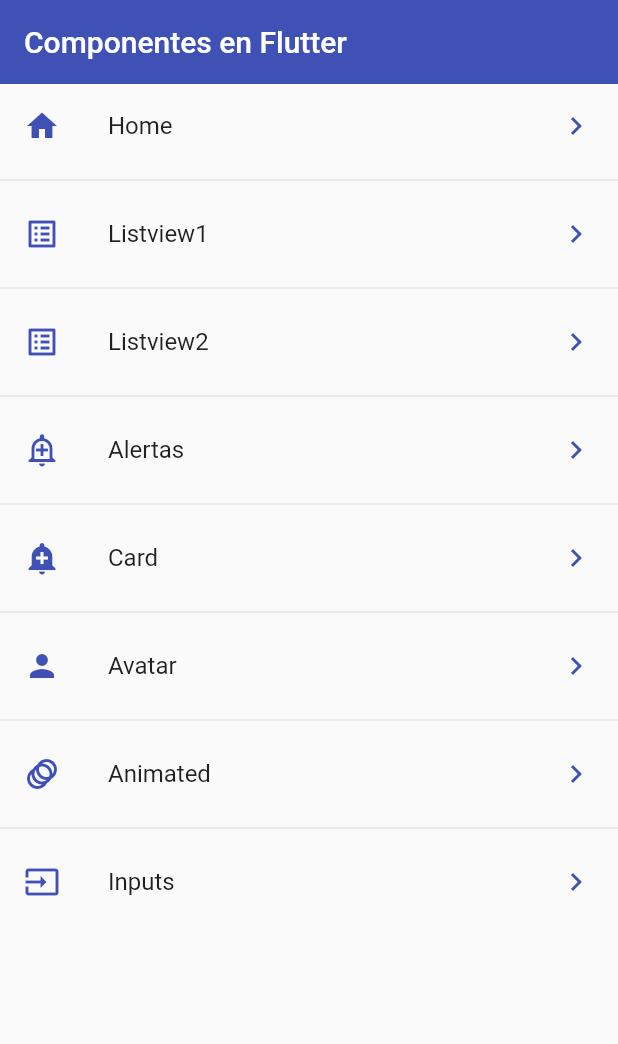
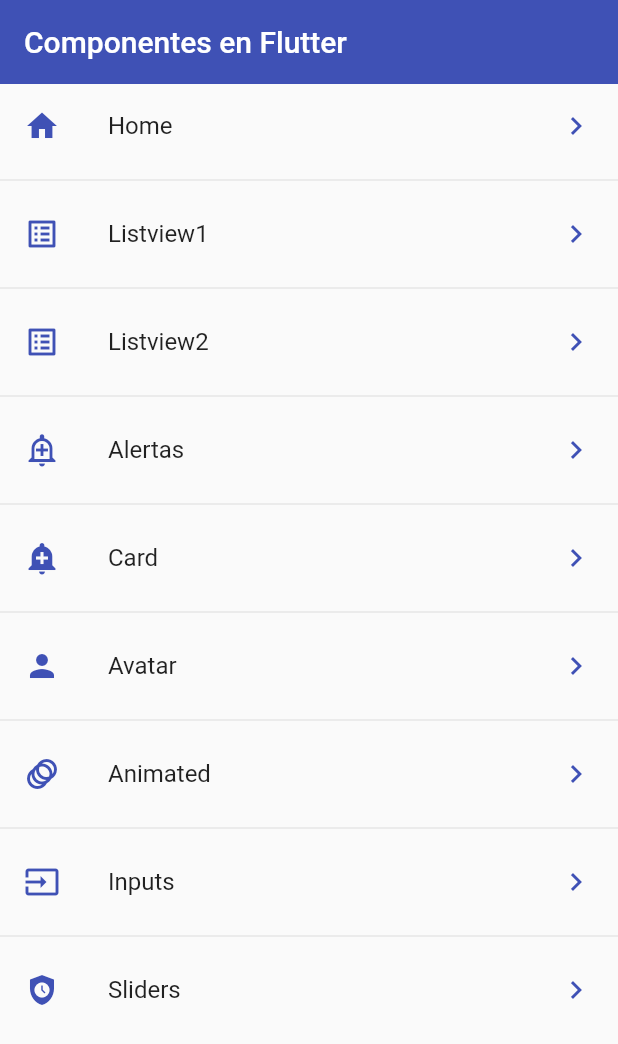
Before and after one commit to flutter-spain/fl_components, a Flutter app: the screen it shows after launch, on a phone screen of 412 x 824 dp. Shown: the top 1044 px of the screen. Run offline on Flutter 3.47's test engine with Material 2 defaults, Android fonts, the phone set to English and light mode, and no system bars.

Commit message:
94- Widger Slider

```diff
--- a/lib/router/app_routers.dart
+++ b/lib/router/app_routers.dart
@@ -54,6 +54,12 @@ class AppRouter {
       name: 'Inputs',
       screen: const InputsScreen(),
     ),
+    MenuOption(
+      route: 'sliders',
+      icon: Icons.safety_check,
+      name: 'Sliders',
+      screen: const SliderScreen(),
+    ),
   ];
 
   static Map<String, Widget Function(BuildContext)> getAppRoutes(){
```
Also changed, not shown: lib/screens/screens.dart (+5 -4 lines), lib/screens/slider_screen.dart (added, +49 -0 lines).
